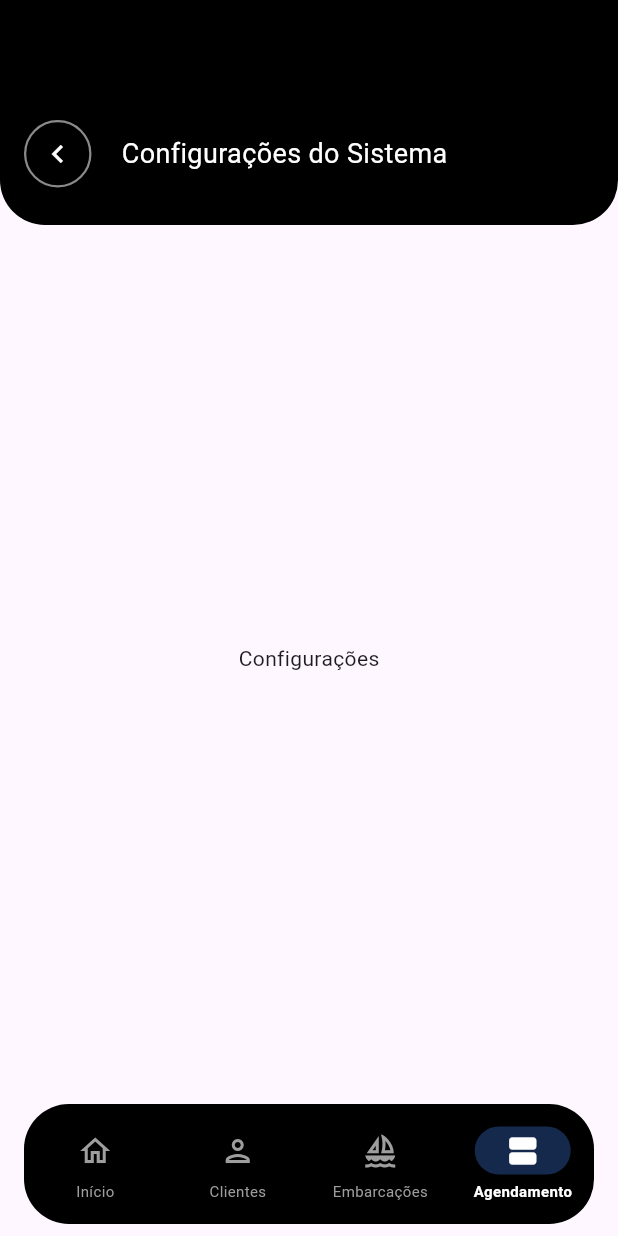
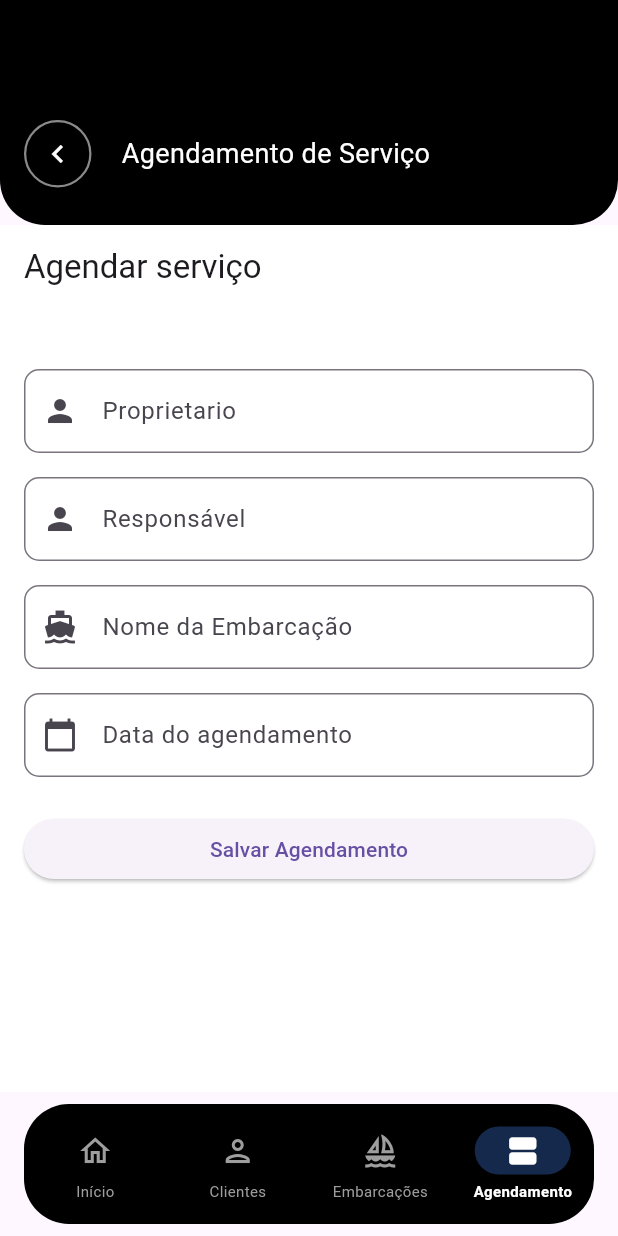
Before and after one commit to MarinaPI-S5/frontend, a Flutter app: the screen it shows after launch, item 4 of the bottom bar chosen, on a phone screen of 412 x 824 dp. Run offline on Flutter 3.47's test engine with Material 3 defaults, Android fonts, the phone set to English and light mode, and no system bars; our stand-ins replace mask_text_input_formatter.

Commit message:
Tela de agendamento e algumas mudanças no pubspec.yaml

```diff
--- a/lib/main.dart
+++ b/lib/main.dart
@@ -1,4 +1,5 @@
 import 'package:flutter/material.dart';
+import 'package:frontend/views/pages/agendamento_page.dart';
 import 'package:frontend/views/pages/cadastroCliente_page.dart';
 import 'package:frontend/views/pages/cadastroEmbarcacao_page.dart';
 import 'package:frontend/views/pages/home_page.dart';
@@ -23,14 +24,14 @@ class _MyAppState extends State<MyApp> {
     'Bem vindo,\nCliente !',
     'Cadastro de Clientes',
     'Cadastro de Embarcações',
-    'Configurações do Sistema',
+    'Agendamento de Serviço',
   ];
 
   final List<Widget> _pages = const [
     HomeClientePage(),
     CadastroclientePage(),
     CadastroembarcacaoPage(),
-    Center(child: Text('Configurações')),
+    AgendamentoPage(),
   ];
 
   @override
--- /dev/null
+++ b/lib/viewmodels/agendamento_viewmodel.dart
@@ -0,0 +1,63 @@
+import 'package:flutter/material.dart';
+import 'package:mask_text_input_formatter/mask_text_input_formatter.dart';
+
+class AgendamentoViewModel extends ChangeNotifier {
+  final MaskTextInputFormatter dateMaskFormatter = MaskTextInputFormatter(
+    mask: '##/##/####',
+    filter: {"#": RegExp(r'[0-9]')},
+    type: MaskAutoCompletionType.lazy,
+  );
+
+  String? validateProprietario(String? value) {
+    final name = value?.trim() ?? '';
+    if (name.isEmpty) return 'Informe o nome do Proprietario';
+    if (name.length < 3) return 'O nome deve ter pelo menos 3 letras';
+    return null;
+  }
+
+  String? validateResponsavel(String? value) {
+    final name = value?.trim() ?? '';
+    if (name.isEmpty) return 'Informe o nome do Responsavel';
+    if (name.length < 3) return 'O nome deve ter pelo menos 3 letras';
+    return null;
+  }
+
+  String? validateEmbarcacao(String? value) {
+    final name = value?.trim() ?? '';
+    if (name.isEmpty) return 'Informe o nome da Embarcação';
+    if (name.length < 3) return 'O nome deve ter pelo menos 3 letras';
+    return null;
+  }
+
+  String? validateData(String? value) {
+    final data = value?.trim() ?? '';
+
+    if (data.isEmpty) {
+      return 'Informe a data';
+    }
+
+    if (data.length < 10) {
+      return 'Digite uma data completa no formato DD/MM/AAAA';
+    }
+
+    if (!_isDataValida(data)) {
+      return 'Data inválida';
+    }
+
+    return null;
+  }
+
+  bool _isDataValida(String dataStr) {
+    try {
+      final partes = dataStr.split('/');
+      final dia = int.parse(partes[0]);
+      final mes = int.parse(partes[1]);
+      final ano = int.parse(partes[2]);
+
+      final data = DateTime(ano, mes, dia);
+      return data.year == ano && data.month == mes && data.day == dia;
+    } catch (_) {
+      return false;
+    }
+  }
+}
--- a/lib/viewmodels/cadastroCliente_viewmodel.dart
+++ b/lib/viewmodels/cadastroCliente_viewmodel.dart
@@ -1,5 +1,4 @@
 class CadastroclienteViewmodel {
-  //Nome: obrigatório, com pelo meno 3 letras
   String? validateName(String? value) {
     final name = value?.trim() ?? '';
     if (name.isEmpty) return 'Informe o seu nome';
@@ -7,7 +6,6 @@ class CadastroclienteViewmodel {
     return null;
   }
 
-  //Email: obrigatório, no formato nome@dominio.com
   String? validateEmail(String? value) {
     final email = value?.trim() ?? '';
     if (email.isEmpty) return 'Informe o seu e-mail';
--- /dev/null
+++ b/lib/views/pages/agendamento_page.dart
@@ -0,0 +1,129 @@
+import 'package:flutter/material.dart';
+import 'package:flutter/services.dart'; // Necessário para List<TextInputFormatter>
+import 'package:frontend/viewmodels/agendamento_viewmodel.dart';
+
+class AgendamentoPage extends StatefulWidget {
+  const AgendamentoPage({super.key});
+
+  @override
+  State<AgendamentoPage> createState() => _AgendamentoPageState();
+}
+
+class _AgendamentoPageState extends State<AgendamentoPage> {
+  final _viewModel = AgendamentoViewModel();
+
+  final _proprietarioController = TextEditingController();
+  final _responsavelController = TextEditingController();
+  final _embarcacaoController = TextEditingController();
+  final _dataController = TextEditingController();
+
+  final _formKey = GlobalKey<FormState>();
+
+  @override
+  void dispose() {
+    _proprietarioController.dispose();
+    _responsavelController.dispose();
+    _embarcacaoController.dispose();
+    _dataController.dispose();
+    super.dispose();
+  }
+
+  @override
+  Widget build(BuildContext context) {
+    return Scaffold(
+      backgroundColor: Colors.white,
+      appBar: AppBar(
+        backgroundColor: Colors.white,
+        title: const Text('Agendar serviço'),
+      ),
+      body: SafeArea(
+        child: SingleChildScrollView(
+          padding: const EdgeInsets.all(16),
+          child: Form(
+            key: _formKey,
+            child: Column(
+              crossAxisAlignment: CrossAxisAlignment.stretch,
+              children: [
+                const SizedBox(height: 24),
+
+                _buildField(
+                  label: 'Proprietario',
+                  icon: Icons.person,
+                  validator: _viewModel.validateProprietario,
+                  controller: _proprietarioController,
+                ),
+                const SizedBox(height: 16),
+
+                _buildField(
+                  label: 'Responsável',
+                  icon: Icons.person,
+                  validator: _viewModel.validateResponsavel,
+                  controller: _responsavelController,
+                ),
+                const SizedBox(height: 16),
+
+                _buildField(
+                  label: 'Nome da Embarcação',
+                  icon: Icons.directions_boat,
+                  validator: _viewModel.validateEmbarcacao,
+                  controller: _embarcacaoController,
+                ),
+                const SizedBox(height: 16),
+
+                _buildField(
+                  label: 'Data do agendamento',
+                  icon: Icons.calendar_today,
+                  keyboardType: TextInputType.number,
+                  inputFormatters: [_viewModel.dateMaskFormatter],
+                  validator: _viewModel.validateData,
+                  controller: _dataController,
+                  hintText: 'DD/MM/AAAA',
+                ),
+
+                const SizedBox(height: 24),
+                ElevatedButton(
+                  onPressed: () {
+                    if (_formKey.currentState!.validate()) {}
+                  },
+                  child: const Text('Salvar Agendamento'),
+                ),
+              ],
+            ),
+          ),
+        ),
+      ),
+    );
+  }
+
+  Widget _buildField({
+    required String label,
+    required IconData icon,
+    TextInputType keyboardType = TextInputType.text,
+    bool obscureText = false,
+    Widget? suffixIcon,
+    String? Function(String?)? validator,
+    TextEditingController? controller,
+    List<TextInputFormatter>? inputFormatters,
+    String? hintText,
+  }) {
+    return TextFormField(
+      keyboardType: keyboardType,
+      obscureText: obscureText,
+      controller: controller,
+      validator: validator,
+      inputFormatters: inputFormatters,
+      decoration: InputDecoration(
+        labelText: label,
+        hintText: hintText,
+        prefixIcon: Icon(icon),
+        suffixIcon: suffixIcon,
+        border: OutlineInputBorder(borderRadius: BorderRadius.circular(10)),
+        focusedBorder: OutlineInputBorder(
+          borderRadius: BorderRadius.circular(10),
+          borderSide: const BorderSide(color: Colors.black, width: 2),
+        ),
+        floatingLabelStyle: const TextStyle(color: Colors.black),
+      ),
+    );
+  }
+}
```
